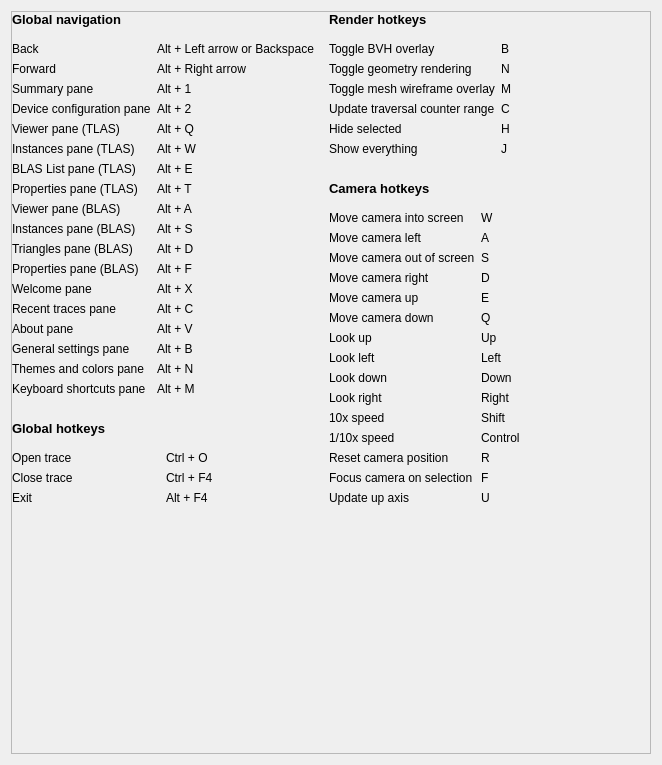
Old version of the form source/frontend/views/settings/keyboard_shortcuts_pane.ui in the repository GPUOpen-Tools/radeon_raytracing_analyzer.
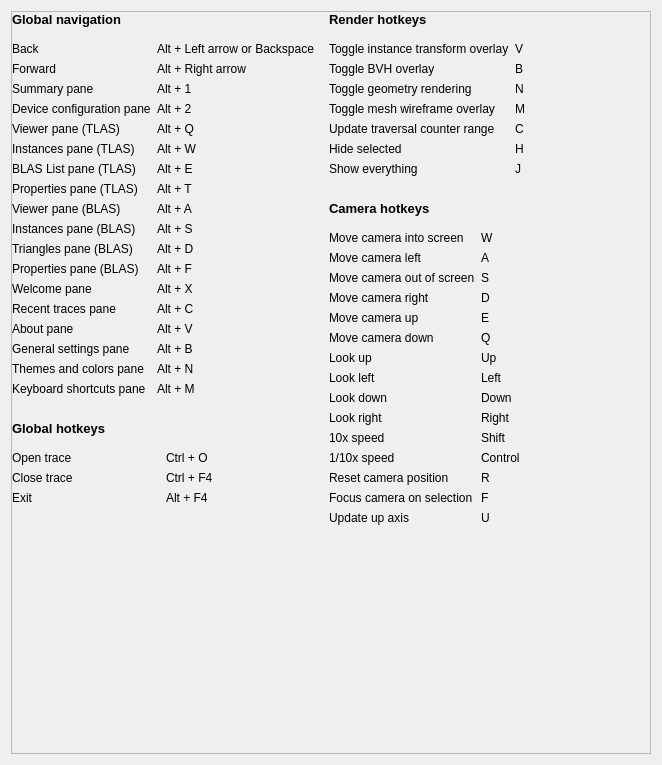
New version of the form. Custom widgets are drawn as their Qt base class.

The edit to the form file:
```diff
--- a/source/frontend/views/settings/keyboard_shortcuts_pane.ui
+++ b/source/frontend/views/settings/keyboard_shortcuts_pane.ui
@@ -749,6 +749,32 @@
                  <number>0</number>
                 </property>
                 <item row="0" column="0">
+                 <widget class="ScaledLabel" name="label_instance_transform_">
+                  <property name="sizePolicy">
+                   <sizepolicy hsizetype="MinimumExpanding" vsizetype="Fixed">
+                    <horstretch>0</horstretch>
+                    <verstretch>0</verstretch>
+                   </sizepolicy>
+                  </property>
+                  <property name="text">
+                   <string>Toggle instance transform overlay</string>
+                  </property>
+                 </widget>
+                </item>
+                <item row="0" column="1">
+                 <widget class="ScaledLabel" name="content_instance_transform_">
+                  <property name="sizePolicy">
+                   <sizepolicy hsizetype="MinimumExpanding" vsizetype="Fixed">
+                    <horstretch>0</horstretch>
+                    <verstretch>0</verstretch>
+                   </sizepolicy>
+                  </property>
+                  <property name="text">
+                   <string>V</string>
+                  </property>
+                 </widget>
+                </item>
+                <item row="1" column="0">
                  <widget class="ScaledLabel" name="label_bvh_">
                   <property name="sizePolicy">
                    <sizepolicy hsizetype="MinimumExpanding" vsizetype="Fixed">
@@ -761,7 +787,7 @@
                   </property>
                  </widget>
                 </item>
-                <item row="0" column="1">
+                <item row="1" column="1">
                  <widget class="ScaledLabel" name="content_bvh_">
                   <property name="sizePolicy">
                    <sizepolicy hsizetype="MinimumExpanding" vsizetype="Fixed">
@@ -774,7 +800,7 @@
                   </property>
                  </widget>
                 </item>
-                <item row="1" column="0">
+                <item row="2" column="0">
                  <widget class="ScaledLabel" name="label_geometry_">
                   <property name="sizePolicy">
                    <sizepolicy hsizetype="MinimumExpanding" vsizetype="Fixed">
@@ -787,7 +813,7 @@
                   </property>
                  </widget>
                 </item>
-                <item row="1" column="1">
+                <item row="2" column="1">
                  <widget class="ScaledLabel" name="content_geometry_">
                   <property name="sizePolicy">
                    <sizepolicy hsizetype="MinimumExpanding" vsizetype="Fixed">
@@ -800,7 +826,7 @@
                   </property>
                  </widget>
                 </item>
-                <item row="2" column="0">
+                <item row="3" column="0">
                  <widget class="ScaledLabel" name="label_mesh_">
                   <property name="sizePolicy">
                    <sizepolicy hsizetype="MinimumExpanding" vsizetype="Fixed">
@@ -813,7 +839,7 @@
                   </property>
                  </widget>
                 </item>
-                <item row="2" column="1">
+                <item row="3" column="1">
                  <widget class="ScaledLabel" name="content_mesh_">
                   <property name="sizePolicy">
                    <sizepolicy hsizetype="MinimumExpanding" vsizetype="Fixed">
@@ -826,7 +852,7 @@
                   </property>
                  </widget>
                 </item>
-                <item row="3" column="0">
+                <item row="4" column="0">
                  <widget class="ScaledLabel" name="label_traversal_counter_update_">
                   <property name="sizePolicy">
                    <sizepolicy hsizetype="MinimumExpanding" vsizetype="Fixed">
@@ -839,7 +865,7 @@
                   </property>
                  </widget>
                 </item>
-                <item row="3" column="1">
+                <item row="4" column="1">
                  <widget class="ScaledLabel" name="content_traversal_counter_update_">
                   <property name="sizePolicy">
                    <sizepolicy hsizetype="MinimumExpanding" vsizetype="Fixed">
@@ -852,7 +878,7 @@
                   </property>
                  </widget>
                 </item>
-                <item row="4" column="0">
+                <item row="5" column="0">
                  <widget class="ScaledLabel" name="label_hide_">
                   <property name="sizePolicy">
                    <sizepolicy hsizetype="MinimumExpanding" vsizetype="Fixed">
@@ -865,7 +891,7 @@
                   </property>
                  </widget>
                 </item>
-                <item row="4" column="1">
+                <item row="5" column="1">
                  <widget class="ScaledLabel" name="content_hide_">
                   <property name="sizePolicy">
                    <sizepolicy hsizetype="MinimumExpanding" vsizetype="Fixed">
@@ -878,7 +904,7 @@
                   </property>
                  </widget>
                 </item>
-                <item row="5" column="0">
+                <item row="6" column="0">
                  <widget class="ScaledLabel" name="label_show_everything_">
                   <property name="sizePolicy">
                    <sizepolicy hsizetype="MinimumExpanding" vsizetype="Fixed">
@@ -891,7 +917,7 @@
                   </property>
                  </widget>
                 </item>
-                <item row="5" column="1">
+                <item row="6" column="1">
                  <widget class="ScaledLabel" name="content_show_everything_">
                   <property name="sizePolicy">
                    <sizepolicy hsizetype="MinimumExpanding" vsizetype="Fixed">
```
